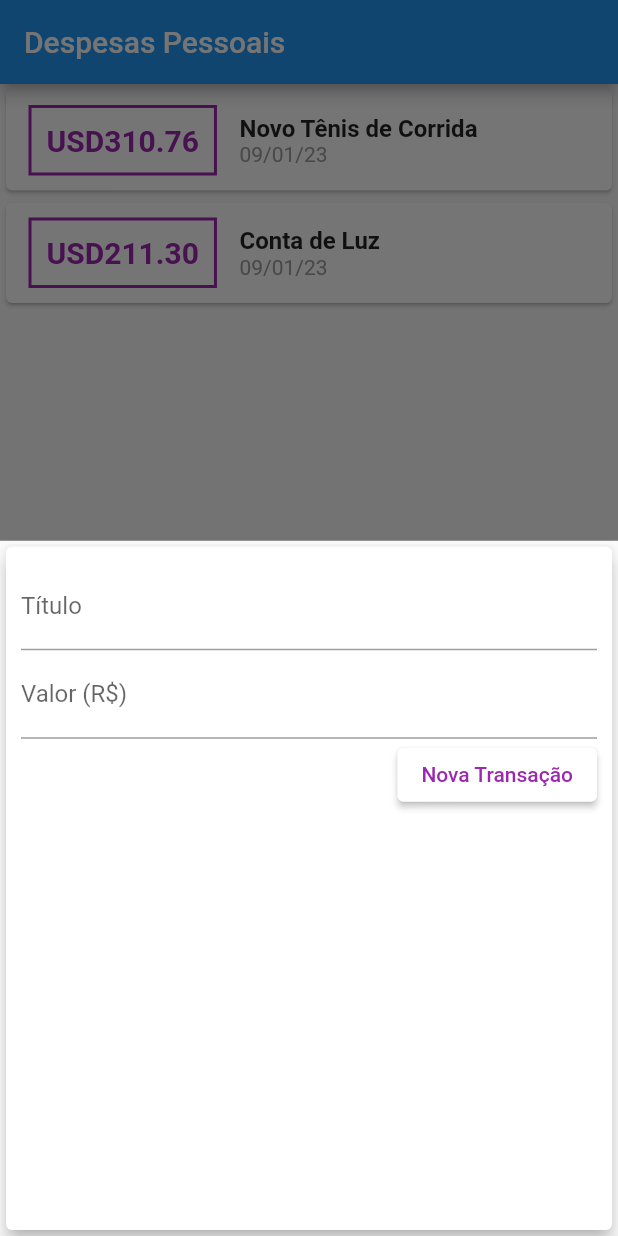
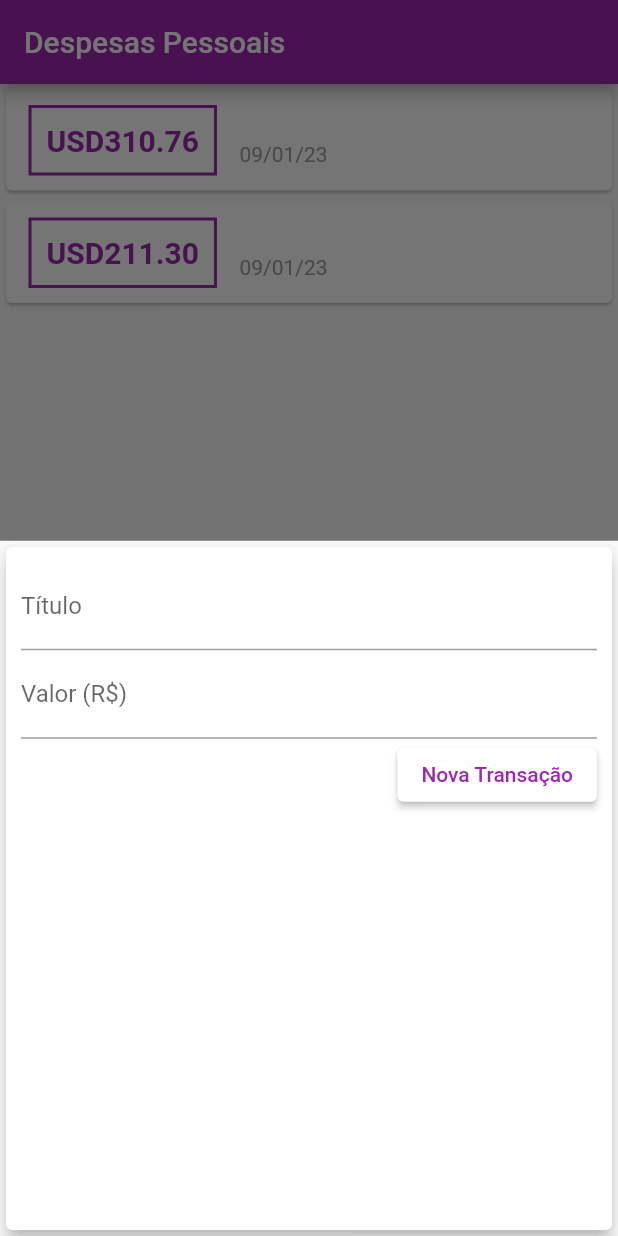
Before and after one commit to LucassCorrea/app_despesas_pessoais, a Flutter app: the screen it shows after launch, after a tap on the "add" icon, on a phone screen of 412 x 824 dp. Run offline on Flutter 3.47's test engine with Material 2 defaults, Android fonts, the phone set to English and light mode, and no system bars; generated files the repository leaves out were written again.

Commit message:
adicionando o theme em main.dart

```diff
--- a/lib/main.dart
+++ b/lib/main.dart
@@ -10,12 +10,24 @@ class ExpensesApp extends StatelessWidget {
 
   @override
   Widget build(BuildContext context) {
-    return const MaterialApp(
+    final ThemeData tema = ThemeData();
+
+    return MaterialApp(
       localizationsDelegates: AppLocalizations.localizationsDelegates,
       supportedLocales: AppLocalizations.supportedLocales,
       // locale: const Locale("en", ""),
-      home: HomePage(),
+      home: const HomePage(),
       debugShowCheckedModeBanner: false,
+      theme: tema.copyWith(
+        appBarTheme: const AppBarTheme(
+          backgroundColor: Colors.purple,
+        ),
+        floatingActionButtonTheme: const FloatingActionButtonThemeData(
+          backgroundColor: Colors.purple,
+        ),
+        textTheme: TextTheme(),
+        colorScheme: tema.colorScheme.copyWith(),
+      ),
     );
   }
 }
--- a/lib/views/components/transaction_form.dart
+++ b/lib/views/components/transaction_form.dart
@@ -1,14 +1,20 @@
 import 'package:flutter/material.dart';
 
-class TransactionForm extends StatelessWidget {
-  TransactionForm({
+class TransactionForm extends StatefulWidget {
+  const TransactionForm({
     super.key,
     required this.onSubmit,
   });
 
   final void Function(String, double) onSubmit;
 
+  @override
+  State<TransactionForm> createState() => _TransactionFormState();
+}
+
+class _TransactionFormState extends State<TransactionForm> {
   final titleController = TextEditingController();
+
   final valueController = TextEditingController();
 
   _submitForm() {
@@ -19,7 +25,7 @@ class TransactionForm extends StatelessWidget {
       return;
     }
 
-    onSubmit(title, value);
+    widget.onSubmit(title, value);
   }
 
   @override
--- a/lib/views/home_page.dart
+++ b/lib/views/home_page.dart
@@ -39,6 +39,11 @@ class _HomePageState extends State<HomePage> {
     setState(() {
       _transactions.add(newTransaction);
     });
+
+    // criar um verificador se o usuário deseja add mais contas,
+    // para ficar marcado e não sair do modal.
+    // um checkbox, talvez.
+    Navigator.of(context).pop();
   }
 
   _openTransactionFormModal(BuildContext context) {
```
